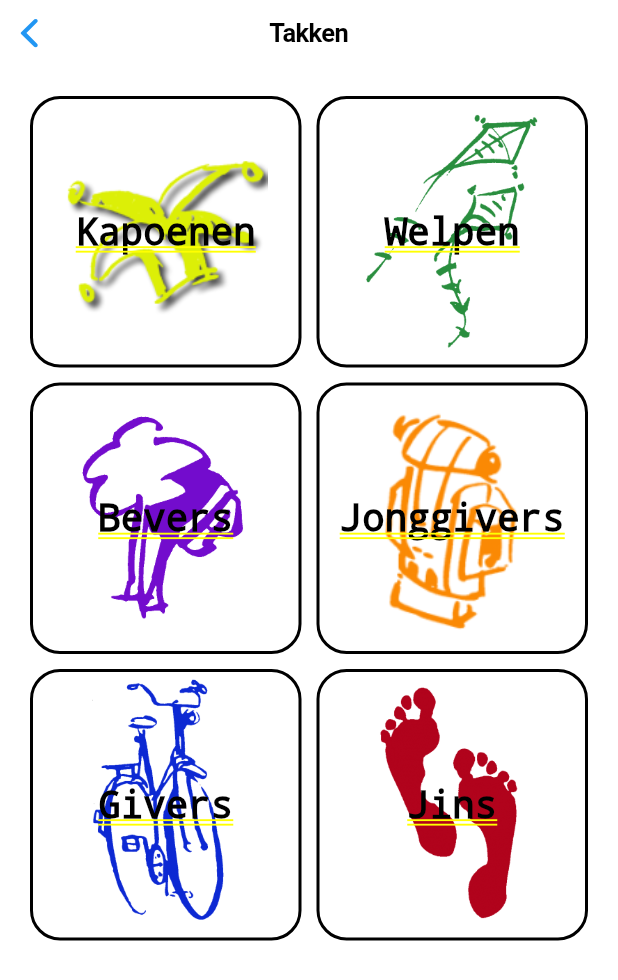
After one commit to Tom-De-Backer/Kramaai-App, a Flutter app: the Takken screen opened directly, on a phone screen of 412 x 824 dp. The commit adds this screen. Shown: the top 980 px of the screen. Run offline on Flutter 3.47's test engine with Material 2 defaults, Android fonts, the phone set to English and light mode, and no system bars; our stand-ins replace cloud_firestore, firebase_auth, firebase_core, flutter_spinkit; accounts and stored records are empty.

Commit message:
Takken page gridview

```diff
--- a/lib/main.dart
+++ b/lib/main.dart
@@ -3,6 +3,7 @@ import 'package:firebase_core/firebase_core.dart';
 import 'package:kramaai/screens/authenticate/welcome_screen.dart';
 import 'package:kramaai/screens/home/navigation_bar.dart';
 import 'package:kramaai/services/activity_notifier.dart';
+import 'package:kramaai/services/auth_api.dart';
 import 'package:kramaai/services/auth_notifier.dart';
 import 'package:kramaai/shared/constants.dart';
 import 'package:provider/provider.dart';
@@ -28,6 +29,11 @@ class MyApp extends StatelessWidget {
   // This widget is the root of your application.
   @override
   Widget build(BuildContext context) {
+
+
+    AuthNotifier authNotifier = Provider.of<AuthNotifier>(context, listen: false);
+    checkExistingUser(authNotifier);
+
     return MaterialApp(
       debugShowCheckedModeBanner: false,
       title: 'Scouts Kramaai Mollem',
--- a/lib/screens/authenticate/login_screen.dart
+++ b/lib/screens/authenticate/login_screen.dart
@@ -37,8 +37,8 @@ class _LoginState extends State<Login> {
     } else {
       _authMode = AuthMode.Login;
     }
-    AuthNotifier authNotifier = Provider.of<AuthNotifier>(context, listen: false);
-    initializeCurrentUser(authNotifier);
+//    AuthNotifier authNotifier = Provider.of<AuthNotifier>(context, listen: false);
+//    checkExistingUser(authNotifier);
     super.initState();
   }
 
--- a/lib/screens/settings/settings.dart
+++ b/lib/screens/settings/settings.dart
@@ -24,7 +24,7 @@ class Settings extends StatelessWidget {
         Row(
           mainAxisAlignment: MainAxisAlignment.center,
           children: [
-            Text("Designed and created by "),
+            Text("Created by "),
             Text(
               "Falcon Applications",
               style: TextStyle(fontWeight: FontWeight.bold),
--- a/lib/services/auth_api.dart
+++ b/lib/services/auth_api.dart
@@ -46,7 +46,7 @@ signout(AuthNotifier authNotifier) async {
   authNotifier.setUser(null);
 }
 
-initializeCurrentUser(AuthNotifier authNotifier) async {
+checkExistingUser(AuthNotifier authNotifier) async {
   User firebaseUser = FirebaseAuth.instance.currentUser;
 
   if (firebaseUser != null) {
--- /dev/null
+++ b/lib/takken/takken.dart
@@ -0,0 +1,69 @@
+import 'package:flutter/cupertino.dart';
+import 'package:flutter/material.dart';
+import 'package:kramaai/screens/settings/settings.dart';
+import 'package:kramaai/shared/constants.dart';
+
+class Takken extends StatelessWidget {
+  final List<String> _groups = [
+    "Kapoenen",
+    "Welpen",
+    "Bevers",
+    "Jonggivers",
+    "Givers",
+    "Jins"
+  ];
+
+  getGroups(context) {
+    return _groups
+        .map((item) => InkWell(
+              onTap: () {
+                Navigator.of(context).push(
+                    MaterialPageRoute(builder: (BuildContext context) {
+                      return CupertinoPageScaffold(child: Settings());
+                    })
+                );
+              },
+              child: Container(
+                child: Center(
+                    child: Text(
+                  item,
+                  style: TextStyle(
+                      color: Colors.black,
+                      fontSize: 25,
+                      fontWeight: FontWeight.bold),
+                )),
+                decoration: BoxDecoration(
+                    borderRadius: BorderRadius.circular(20),
+                    border: Border.all(width: 2),
+                    image: DecorationImage(
+                        image: AssetImage(
+                            "assets/images/takken/${item.toLowerCase()}.png"),
+                        fit: BoxFit.contain)),
+              ),
+            ))
+        .toList();
+  }
+
+  @override
+  Widget build(BuildContext context) {
+    return CupertinoPageScaffold(
+      navigationBar: CupertinoNavigationBar(
+        middle: Text(
+          "Takken",
+        ),
+        backgroundColor: kSecondaryColor,
+      ),
+      child: SafeArea(
+        child: Container(
+          padding: EdgeInsets.all(20),
+          child: GridView.count(
+            crossAxisCount: 2,
+            crossAxisSpacing: 10,
+            mainAxisSpacing: 10,
+            children: getGroups(context),
+          ),
+        ),
+      ),
+    );
+  }
+}
--- a/pubspec.yaml
+++ b/pubspec.yaml
@@ -54,6 +54,7 @@ flutter:
   # To add assets to your application, add an assets section, like this:
   assets:
     - assets/images/
+    - assets/images/takken/
     - assets/icons/
 
   # An image asset can refer to one or more resolution-specific "variants", see
```
Also changed, not shown: lib/screens/home/navigation_bar.dart (+6 -8 lines), assets/images/takken/bevers.png (added), assets/images/takken/givers.png (added), assets/images/takken/jins.png (added), assets/images/takken/jonggivers.png (added), assets/images/takken/kapoenen.png (added), assets/images/takken/welpen.png (added).
